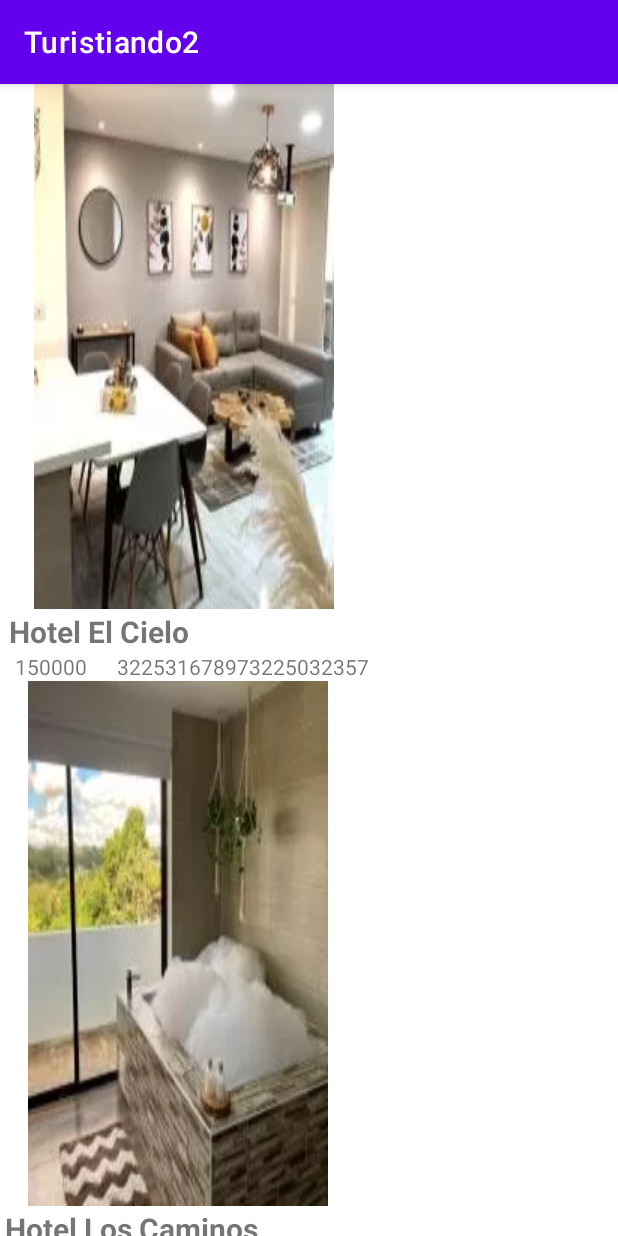
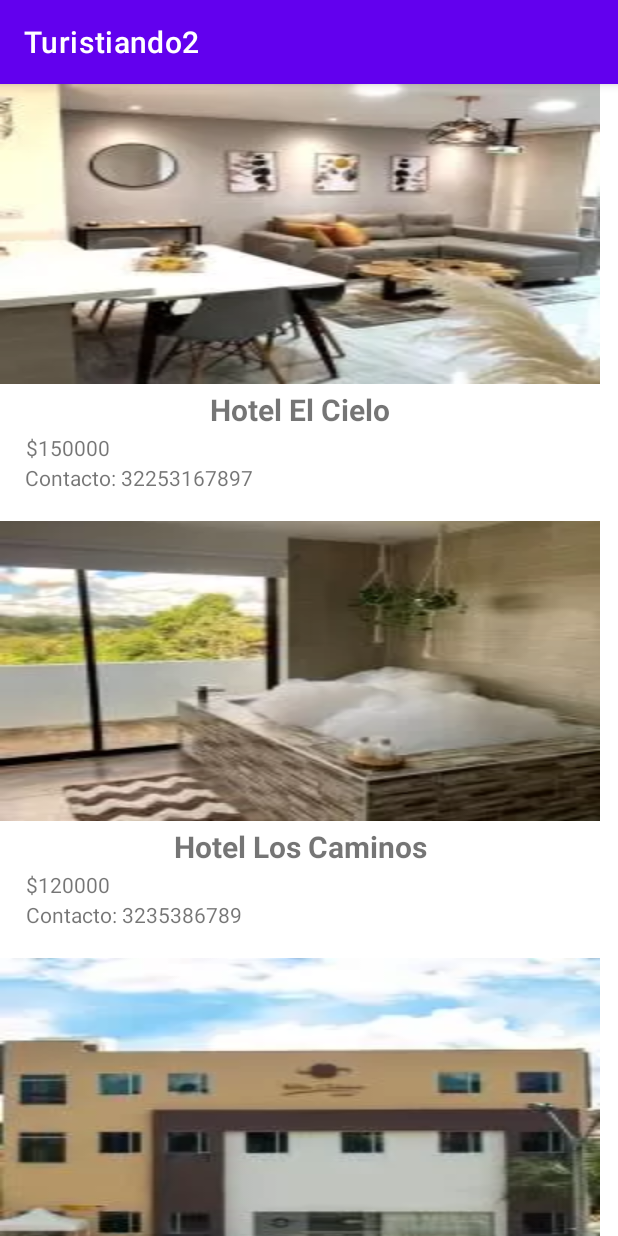
Before and after one commit to LuisArias853/Turistiandov2, an Android app: the ListaHoteles screen opened directly, with no data from a screen before it, on a phone screen of 412 x 824 dp. Run offline under Robolectric (Android 15) with nearby library versions, the light colour scheme and no system bars.

Commit message:
Se corrijen errores y se terminan las listas dinamicas

```diff
--- a/app/src/main/java/com/example/turistiando2/HotelesHome.java
+++ b/app/src/main/java/com/example/turistiando2/HotelesHome.java
@@ -17,7 +17,6 @@ public class HotelesHome extends AppCompatActivity {
         setContentView(R.layout.activity_hoteles_home);
         hotelvermas=findViewById(R.id.hotelvermas);
 
-
         hotelvermas.setOnClickListener(new View.OnClickListener() {
             @Override
             public void onClick(View v) {
--- a/app/src/main/java/com/example/turistiando2/ListaHoteles.java
+++ b/app/src/main/java/com/example/turistiando2/ListaHoteles.java
@@ -25,10 +25,10 @@ public class ListaHoteles extends AppCompatActivity {
         recyclerView.setAdapter(adaptadorHoteles);
     }
     public void llenarListaConDactos(){
-        listaHoteles.add(new Moldehotel("Hotel El Cielo", "150000","32253167897",R.drawable.hotellista1));
-        listaHoteles.add(new Moldehotel("Hotel Los Caminos", "120000","3235386789",R.drawable.hotellista2));
-        listaHoteles.add(new Moldehotel("Hotel Avenida", "1380000","396423467897",R.drawable.hotellista3));
-        listaHoteles.add(new Moldehotel("Hotel El Descanso", "200000","35267897787",R.drawable.hotellista4));
-        listaHoteles.add(new Moldehotel("Hotel Manantial", "180000","31178564321",R.drawable.hotellista5));
+        listaHoteles.add(new Moldehotel("Hotel El Cielo", "$150000","Contacto: 32253167897",R.drawable.hotellista1));
+        listaHoteles.add(new Moldehotel("Hotel Los Caminos", "$120000","Contacto: 3235386789",R.drawable.hotellista2));
+        listaHoteles.add(new Moldehotel("Hotel Avenida", "$1380000","Contacto: 396423467897",R.drawable.hotellista3));
+        listaHoteles.add(new Moldehotel("Hotel El Descanso", "$200000","Contacto: 35267897787",R.drawable.hotellista4));
+        listaHoteles.add(new Moldehotel("Hotel Manantial", "$180000","Contacto: 31178564321",R.drawable.hotellista5));
     }
 }
--- a/app/src/main/java/com/example/turistiando2/LugaresHome.java
+++ b/app/src/main/java/com/example/turistiando2/LugaresHome.java
@@ -14,6 +14,8 @@ public class LugaresHome extends AppCompatActivity {
     protected void onCreate(Bundle savedInstanceState) {
         super.onCreate(savedInstanceState);
         setContentView(R.layout.activity_lugares_home);
+
+        lugaresvermas=findViewById(R.id.vermassitiosturisticos);
         lugaresvermas.setOnClickListener(new View.OnClickListener() {
             @Override
             public void onClick(View v) {
--- a/app/src/main/java/com/example/turistiando2/adaptadores/AdaptadorHoteles.java
+++ b/app/src/main/java/com/example/turistiando2/adaptadores/AdaptadorHoteles.java
@@ -62,7 +62,7 @@ public class AdaptadorHoteles extends RecyclerView.Adapter<AdaptadorHoteles.view
             fotoHotel=itemView.findViewById(R.id.fotolistahotel);
             nombreHotel =itemView.findViewById(R.id.nombrehotel1);
             precioHotel =itemView.findViewById(R.id.preciohotel1);
-            contactoHotel =itemView.findViewById(R.id.contactolistahotel);
+            contactoHotel =itemView.findViewById(R.id.telefonolistahotel);
         }
 
         public  void actualizarDatos(Moldehotel moldehotel) {
--- a/app/src/main/java/com/example/turistiando2/adaptadores/AdaptadorRestaurante.java
+++ b/app/src/main/java/com/example/turistiando2/adaptadores/AdaptadorRestaurante.java
@@ -34,7 +34,7 @@ public class AdaptadorRestaurante extends RecyclerView.Adapter<AdaptadorRestaura
     public AdaptadorRestaurante.viewHolder onCreateViewHolder(@NonNull ViewGroup parent, int viewType) {
 
         //Esta porcion de codigo permite crear n copias del molde grafico
-        View vista = LayoutInflater.from(parent.getContext()).inflate(R.layout.moldeturismo,null,false);
+        View vista = LayoutInflater.from(parent.getContext()).inflate(R.layout.molderestaurante,null,false);
         return new viewHolder(vista);
     }
 
--- a/app/src/main/res/layout/activity_lugares_home.xml
+++ b/app/src/main/res/layout/activity_lugares_home.xml
@@ -53,7 +53,7 @@
         app:layout_constraintVertical_bias="0.2" />
 
     <Button
-        android:id="@+id/vermas"
+        android:id="@+id/vermassitiosturisticos"
         android:layout_width="match_parent"
         android:layout_height="wrap_content"
         android:layout_marginHorizontal="20dp"
--- a/app/src/main/res/layout/moldehotel.xml
+++ b/app/src/main/res/layout/moldehotel.xml
@@ -6,16 +6,15 @@
 
     <ImageView
         android:id="@+id/fotolistahotel"
-        android:layout_width="match_parent"
-        android:layout_height="350dp"
+        android:layout_width="400dp"
+        android:layout_height="200dp"
+        android:scaleType="fitXY"
+        android:src="@drawable/hotel1"
+        app:layout_constraintBottom_toBottomOf="parent"
+        app:layout_constraintEnd_toEndOf="parent"
+        app:layout_constraintStart_toStartOf="parent"
         app:layout_constraintTop_toTopOf="parent"
-        app:layout_constraintStart_toStartOf="parent"
-        app:layout_constraintEnd_toEndOf="parent"
-        app:layout_constraintBottom_toBottomOf="parent"
-        android:src="@drawable/hotel1"
-        app:layout_constraintVertical_bias="0"
-        android:scaleType="fitXY"
-        />
+        app:layout_constraintVertical_bias="0" />
     <TextView
         android:id="@+id/nombrehotel1"
         android:layout_width="wrap_content"
@@ -26,7 +25,7 @@
         app:layout_constraintEnd_toEndOf="parent"
         android:text="Cannua Lodge"
         app:layout_constraintVertical_bias="0.05"
-        app:layout_constraintHorizontal_bias="0.05"
+        app:layout_constraintHorizontal_bias="0.5"
         android:textSize="20dp"
         android:textStyle="bold"
         />
@@ -42,30 +41,31 @@
         app:layout_constraintVertical_bias="0.05"
         app:layout_constraintHorizontal_bias="0.05"
         />
-    <TextView
-        android:id="@+id/contactolistahotel"
-        android:layout_width="wrap_content"
-        android:layout_height="wrap_content"
-        app:layout_constraintTop_toBottomOf="@id/nombrehotel1"
-        app:layout_constraintBottom_toBottomOf="parent"
-        app:layout_constraintEnd_toEndOf="parent"
-        app:layout_constraintStart_toEndOf="@id/preciohotel1"
-        app:layout_constraintVertical_bias="0.05"
-        app:layout_constraintHorizontal_bias="0.2"
-        android:text="@string/contacto"
-        />
+
+
     <TextView
         android:id="@+id/telefonolistahotel"
         android:layout_width="wrap_content"
         android:layout_height="wrap_content"
-        app:layout_constraintTop_toBottomOf="@id/nombrehotel1"
+        android:text="Contacto: 3225032357"
         app:layout_constraintBottom_toBottomOf="parent"
         app:layout_constraintEnd_toEndOf="parent"
-        app:layout_constraintStart_toEndOf="@id/contactolistahotel"
+        app:layout_constraintHorizontal_bias="0.068"
+        app:layout_constraintStart_toStartOf="parent"
+        app:layout_constraintTop_toBottomOf="@id/preciohotel1"
         app:layout_constraintVertical_bias="0.05"
-        app:layout_constraintHorizontal_bias="0.05"
-        android:text="3225032357"
-        />
+        android:layout_marginEnd="5dp"/>
+    <TextView
+
+        android:layout_width="wrap_content"
+        android:layout_height="wrap_content"
+        app:layout_constraintBottom_toBottomOf="parent"
+        app:layout_constraintEnd_toEndOf="parent"
+        app:layout_constraintHorizontal_bias="0.068"
+        app:layout_constraintStart_toStartOf="parent"
+        app:layout_constraintTop_toBottomOf="@id/telefonolistahotel"
+        app:layout_constraintVertical_bias="0.05"
+        android:layout_marginEnd="5dp"/>
 
 
 </androidx.constraintlayout.widget.ConstraintLayout>
```
Also changed, not shown: app/src/main/java/com/example/turistiando2/RestaurantesHome.java (+5 -6 lines), app/src/main/java/com/example/turistiando2/listaRestaurantes.java (+14 -10 lines), app/src/main/java/com/example/turistiando2/listaSitiosTuristicos.java (+5 -5 lines).
